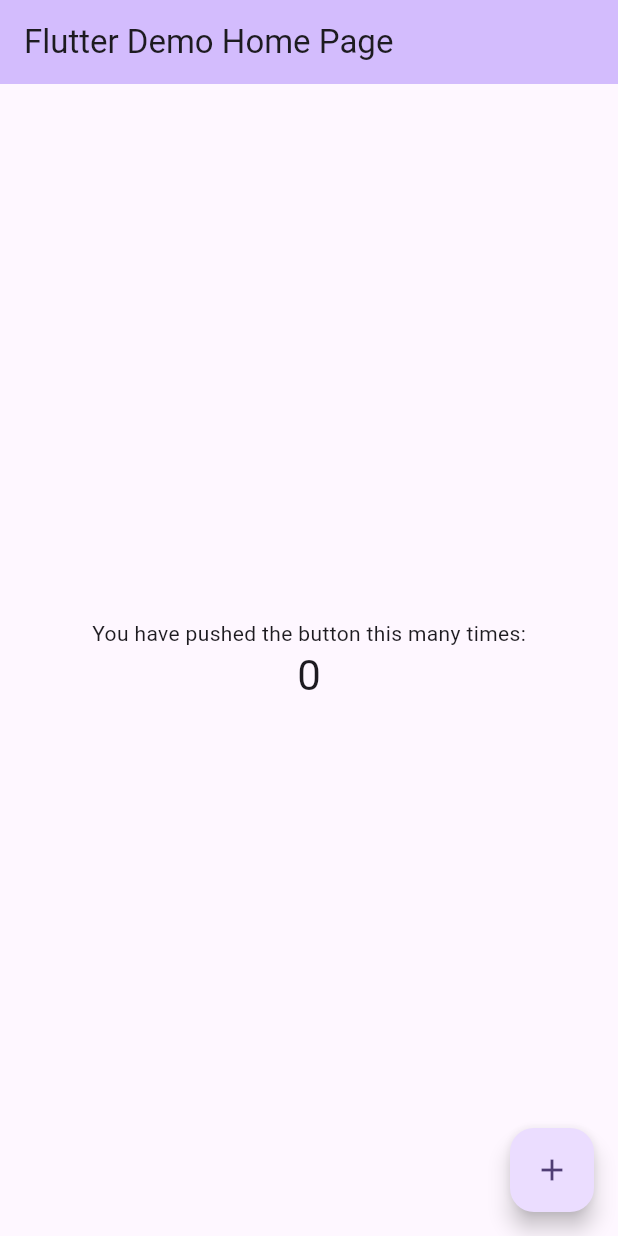
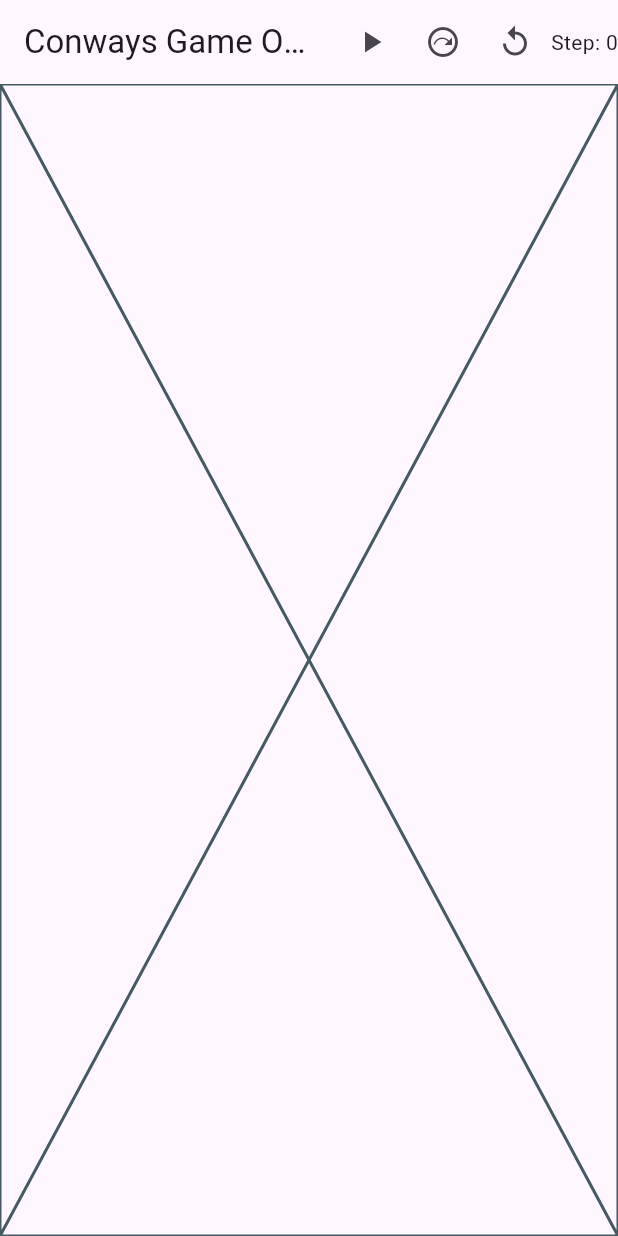
Before and after one commit to Luisg111/game_of_life, a Flutter app: the screen it shows after launch, on a phone screen of 412 x 824 dp. Run offline on Flutter 3.47's test engine with Material 3 defaults, Android fonts, the phone set to English and light mode, and no system bars; our stand-ins replace bloc, copy_with_extension, equatable, flutter_bloc.

Commit message:
began with basic ui

```diff
--- a/lib/main.dart
+++ b/lib/main.dart
@@ -1,4 +1,5 @@
 import 'package:flutter/material.dart';
+import 'package:game_of_life/pages/main_screen/view/main_screen.dart';
 
 void main() {
   runApp(const MyApp());
@@ -11,115 +12,12 @@
   @override
   Widget build(BuildContext context) {
     return MaterialApp(
-      title: 'Flutter Demo',
+      title: 'Conways Game Of Life',
       theme: ThemeData(
-        // This is the theme of your application.
-        //
-        // TRY THIS: Try running your application with "flutter run". You'll see
-        // the application has a purple toolbar. Then, without quitting the app,
-        // try changing the seedColor in the colorScheme below to Colors.green
-        // and then invoke "hot reload" (save your changes or press the "hot
-        // reload" button in a Flutter-supported IDE, or press "r" if you used
-        // the command line to start the app).
-        //
-        // Notice that the counter didn't reset back to zero; the application
-        // state is not lost during the reload. To reset the state, use hot
-        // restart instead.
-        //
-        // This works for code too, not just values: Most code changes can be
-        // tested with just a hot reload.
         colorScheme: ColorScheme.fromSeed(seedColor: Colors.deepPurple),
         useMaterial3: true,
       ),
-      home: const MyHomePage(title: 'Flutter Demo Home Page'),
+      home: const MainScreen()
     );
   }
 }
-
-class MyHomePage extends StatefulWidget {
-  const MyHomePage({super.key, required this.title});
-
-  // This widget is the home page of your application. It is stateful, meaning
-  // that it has a State object (defined below) that contains fields that affect
-  // how it looks.
-
-  // This class is the configuration for the state. It holds the values (in this
-  // case the title) provided by the parent (in this case the App widget) and
-  // used by the build method of the State. Fields in a Widget subclass are
-  // always marked "final".
-
-  final String title;
-
-  @override
-  State<MyHomePage> createState() => _MyHomePageState();
-}
-
-class _MyHomePageState extends State<MyHomePage> {
-  int _counter = 0;
-
-  void _incrementCounter() {
-    setState(() {
-      // This call to setState tells the Flutter framework that something has
-      // changed in this State, which causes it to rerun the build method below
-      // so that the display can reflect the updated values. If we changed
-      // _counter without calling setState(), then the build method would not be
-      // called again, and so nothing would appear to happen.
-      _counter++;
-    });
-  }
-
-  @override
-  Widget build(BuildContext context) {
-    // This method is rerun every time setState is called, for instance as done
-    // by the _incrementCounter method above.
-    //
-    // The Flutter framework has been optimized to make rerunning build methods
-    // fast, so that you can just rebuild anything that needs updating rather
-    // than having to individually change instances of widgets.
-    return Scaffold(
-      appBar: AppBar(
-        // TRY THIS: Try changing the color here to a specific color (to
-        // Colors.amber, perhaps?) and trigger a hot reload to see the AppBar
-        // change color while the other colors stay the same.
-        backgroundColor: Theme.of(context).colorScheme.inversePrimary,
-        // Here we take the value from the MyHomePage object that was created by
-        // the App.build method, and use it to set our appbar title.
-        title: Text(widget.title),
-      ),
-      body: Center(
-        // Center is a layout widget. It takes a single child and positions it
-        // in the middle of the parent.
-        child: Column(
-          // Column is also a layout widget. It takes a list of children and
-          // arranges them vertically. By default, it sizes itself to fit its
-          // children horizontally, and tries to be as tall as its parent.
-          //
-          // Column has various properties to control how it sizes itself and
-          // how it positions its children. Here we use mainAxisAlignment to
-          // center the children vertically; the main axis here is the vertical
-          // axis because Columns are vertical (the cross axis would be
-          // horizontal).
-          //
-          // TRY THIS: Invoke "debug painting" (choose the "Toggle Debug Paint"
-          // action in the IDE, or press "p" in the console), to see the
-          // wireframe for each widget.
-          mainAxisAlignment: MainAxisAlignment.center,
-          children: <Widget>[
-            const Text(
-              'You have pushed the button this many times:',
-            ),
-            Text(
-              '$_counter',
-              style: Theme.of(context).textTheme.headlineMedium,
-            ),
-          ],
-        ),
-      ),
-      floatingActionButton: FloatingActionButton(
-        onPressed: _incrementCounter,
-        tooltip: 'Increment',
-        child: const Icon(Icons.add),
-      ), // This trailing comma makes auto-formatting nicer for build methods.
-    );
-  }
-}
--- /dev/null
+++ b/lib/model/tile.dart
@@ -0,0 +1,16 @@
+import 'package:copy_with_extension/copy_with_extension.dart';
+import 'package:equatable/equatable.dart';
+
+part 'tile.g.dart';
+
+@CopyWith()
+class Tile extends Equatable{
+  final int x;
+  final int y;
+  final bool isAlive;
+
+  const Tile(this.x, this.y, this.isAlive);
+
+  @override
+  List<Object?> get props => [x, y, isAlive];
+}
--- /dev/null
+++ b/lib/pages/main_screen/bloc/main_screen_bloc.dart
@@ -0,0 +1,31 @@
+import 'package:bloc/bloc.dart';
+import 'package:copy_with_extension/copy_with_extension.dart';
+import 'package:equatable/equatable.dart';
+
+import '../../../model/tile.dart';
+
+part 'main_screen_bloc.g.dart';
+
+part 'main_screen_state.dart';
+
+part 'main_screen_event.dart';
+
+class MainScreenBloc extends Bloc<MainScreenEvent, MainScreenState> {
+  MainScreenBloc() : super(const MainScreenState()){
+    on<MainScreenPlayPressed>(_onMainScreenPlayPressed);
+    on<MainScreenAdvanceSingleStep>(_onMainScreenAdvanceSingleStep);
+    on<MainScreenResetPressed>(_onMainScreenResetPressed);
+  }
+
+  void _onMainScreenPlayPressed(MainScreenPlayPressed event, Emitter<MainScreenState> emit) {
+    emit(state.copyWith(isRunning: !state.isRunning));
+  }
+
+  void _onMainScreenAdvanceSingleStep(MainScreenAdvanceSingleStep event, Emitter<MainScreenState> emit) {
+
+  }
+
+  void _onMainScreenResetPressed(MainScreenResetPressed event, Emitter<MainScreenState> emit) {
+    emit(const MainScreenState());
+  }
+}
--- /dev/null
+++ b/lib/pages/main_screen/bloc/main_screen_event.dart
@@ -0,0 +1,15 @@
+part of  "main_screen_bloc.dart";
+
+sealed class MainScreenEvent {}
+
+class MainScreenPlayPressed extends MainScreenEvent {
+  MainScreenPlayPressed();
+}
+
+class MainScreenAdvanceSingleStep extends MainScreenEvent {
+  MainScreenAdvanceSingleStep();
+}
+
+class MainScreenResetPressed extends MainScreenEvent {
+  MainScreenResetPressed();
+}
--- /dev/null
+++ b/lib/pages/main_screen/bloc/main_screen_state.dart
@@ -0,0 +1,21 @@
+part of "main_screen_bloc.dart";
+
+@CopyWith()
+class MainScreenState extends Equatable {
+  final List<Tile> tiles;
+  final bool isRunning;
+  final int step;
+
+  const MainScreenState({
+    this.tiles = const [],
+    this.step = 0,
+    this.isRunning = false,
+  });
+
+  @override
+  List<Object?> get props => [
+        tiles,
+        step,
+        isRunning,
+      ];
+}
--- /dev/null
+++ b/lib/pages/main_screen/view/main_screen.dart
@@ -0,0 +1,41 @@
+import 'package:flutter/material.dart';
+import 'package:flutter_bloc/flutter_bloc.dart';
+
+import '../bloc/main_screen_bloc.dart';
+
+class MainScreen extends StatelessWidget {
+  const MainScreen({super.key});
+
+  @override
+  Widget build(BuildContext context) {
+    return BlocProvider(
+      create: (context) => MainScreenBloc(),
+      child: BlocBuilder<MainScreenBloc, MainScreenState>(builder: (context, state) {
+        return Scaffold(
+          appBar: AppBar(
+            title: const Text('Conways Game Of Life'),
+            actions: [
+              IconButton(
+                icon: (state.isRunning) ? const Icon(Icons.pause) : const Icon(Icons.play_arrow),
+                onPressed: () => context.read<MainScreenBloc>().add(MainScreenPlayPressed()),
+                tooltip: (state.isRunning) ? 'Pause' : 'Play',
+              ),
+              IconButton(
+                icon: const Icon(Icons.next_plan_outlined),
+                onPressed: () => context.read<MainScreenBloc>().add(MainScreenAdvanceSingleStep()),
+                tooltip: 'Advance Single Step',
+              ),
+              IconButton(
+                icon: const Icon(Icons.replay),
+                onPressed: () => context.read<MainScreenBloc>().add(MainScreenResetPressed()),
+                tooltip: 'Reset',
+              ),
+              Text('Step: ${state.step}'),
+            ],
+          ),
+          body: const Placeholder(),
+        );
+      }),
+    );
+  }
+}
--- a/pubspec.yaml
+++ b/pubspec.yaml
@@ -34,6 +34,10 @@ dependencies:
   # The following adds the Cupertino Icons font to your application.
   # Use with the CupertinoIcons class for iOS style icons.
   cupertino_icons: ^1.0.8
+  copy_with_extension: ^6.0.0
+  equatable: ^2.0.7
+  bloc: ^9.0.0
+  flutter_bloc: ^9.0.0
 
 dev_dependencies:
   flutter_test:
@@ -45,6 +49,8 @@ dev_dependencies:
   # package. See that file for information about deactivating specific lint
   # rules and activating additional ones.
   flutter_lints: ^5.0.0
+  copy_with_extension_gen: ^6.0.0
+  build_runner: ^2.1.7
 
 # For information on the generic Dart part of this file, see the
 # following page: https://dart.dev/tools/pub/pubspec
```
Also changed, not shown: lib/model/tile.g.dart (added), lib/pages/main_screen/bloc/main_screen_bloc.g.dart (added), pubspec.lock.
